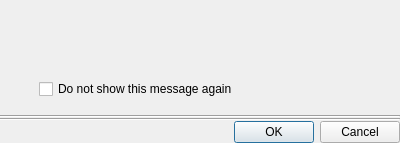
First picture: the form in vms/client/nx_vms_client_desktop/src/ui/dialogs/common/message_box.ui, repository networkoptix/nx_open, before the edit.
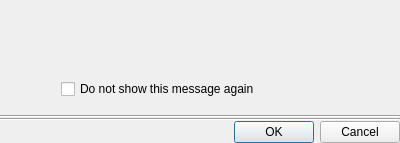
Second picture: the form after the edit.

Commit message: VMS-39915: Change icons for Alert Window

```diff
--- a/vms/client/nx_vms_client_desktop/src/ui/dialogs/common/message_box.ui
+++ b/vms/client/nx_vms_client_desktop/src/ui/dialogs/common/message_box.ui
@@ -43,6 +43,20 @@
      <property name="bottomMargin">
       <number>16</number>
      </property>
+     <!--Icon -->
+     <item>
+        <spacer name="verticalSpacerLeftIcon">
+         <property name="orientation">
+          <enum>Qt::Vertical</enum>
+         </property>
+         <property name="sizeHint" stdset="0">
+          <size>
+           <width>11</width>
+           <height>0</height>
+          </size>
+         </property>
+        </spacer>
+     </item>
      <item alignment="Qt::AlignTop">
       <widget class="QLabel" name="iconLabel">
        <property name="sizePolicy">
@@ -57,6 +71,20 @@
       </widget>
      </item>
      <item>
+        <spacer name="verticalSpacerRightIcon">
+         <property name="orientation">
+          <enum>Qt::Vertical</enum>
+         </property>
+         <property name="sizeHint" stdset="0">
+          <size>
+           <width>11</width>
+           <height>0</height>
+          </size>
+         </property>
+        </spacer>
+     </item>
+    <item>
+     <!--Header and text-->
       <layout class="QVBoxLayout" name="verticalLayout">
        <property name="spacing">
         <number>8</number>
```
The commit also changes 39 other files.
